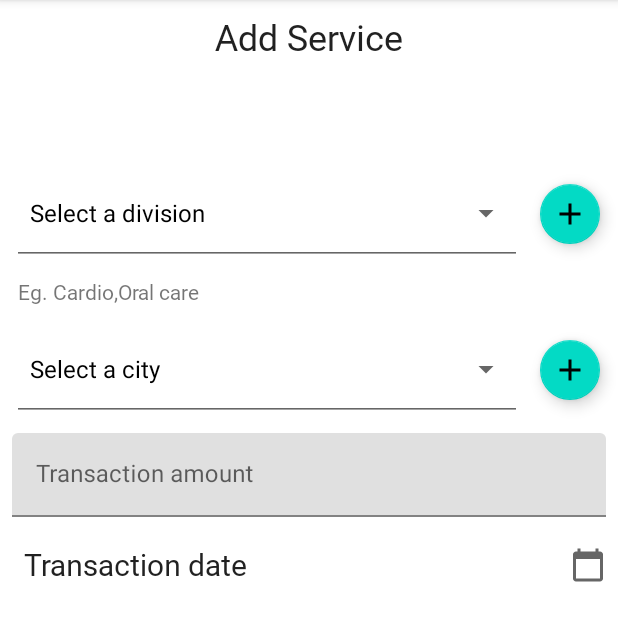
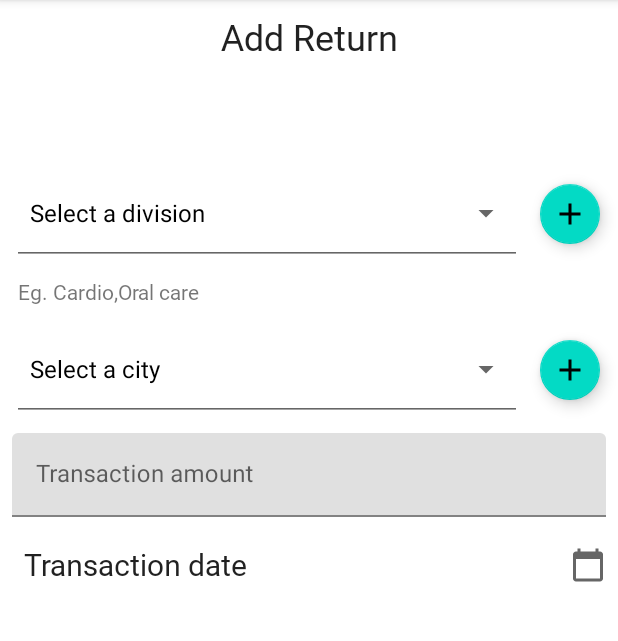
Before and after one commit to nagarajasunder/Manage-Dr, an Android app: the fragment NewServiceFragment placed in its activity, on a phone screen of 412 x 824 dp, the part 84-725 px from its top. Run offline under Robolectric (Android 15) with nearby library versions, the phone set to English and light mode, and no system bars; our stand-ins replace Dagger/Hilt's generated code, data binding; 4 statements that could not run were skipped.

Commit message:
Made a generic UI to add both service and return

```diff
--- /dev/null
+++ b/app/src/main/java/com/geekydroid/managedr/application/TransactionType.kt
@@ -0,0 +1,6 @@
+package com.geekydroid.managedr.application
+
+enum class TransactionType {
+    SERVICE,
+    COLLECTION
+}
--- a/app/src/main/java/com/geekydroid/managedr/ui/addnewservice/model/MdrService.kt
+++ b/app/src/main/java/com/geekydroid/managedr/ui/addnewservice/model/MdrService.kt
@@ -30,8 +30,8 @@ data class MdrService(
     val cityId: Int = 0,
     @ColumnInfo(name = "service_amount")
     val serviceAmount: Int = 0,
-    @ColumnInfo(name = "service_type")
-    val serviceType:String = "",
+    @ColumnInfo(name = "transaction_type")
+    val transactionType:String = "",
     @ColumnInfo(name = "service_date")
     val serviceDate: Date? = null,
     @ColumnInfo(name = "created_on")
--- a/app/src/main/java/com/geekydroid/managedr/ui/addnewservice/ui/NewServiceFragment.kt
+++ b/app/src/main/java/com/geekydroid/managedr/ui/addnewservice/ui/NewServiceFragment.kt
@@ -7,15 +7,18 @@ import android.view.*
 import android.widget.AdapterView
 import android.widget.ArrayAdapter
 import android.widget.TextView
+import androidx.core.view.MenuHost
 import androidx.core.view.MenuProvider
 import androidx.databinding.DataBindingUtil
 import androidx.fragment.app.Fragment
 import androidx.fragment.app.FragmentActivity
 import androidx.fragment.app.viewModels
+import androidx.lifecycle.Lifecycle
 import androidx.lifecycle.lifecycleScope
 import androidx.navigation.fragment.findNavController
 import androidx.navigation.fragment.navArgs
 import com.geekydroid.managedr.R
+import com.geekydroid.managedr.application.TransactionType
 import com.geekydroid.managedr.databinding.FragmentNewServiceBinding
 import com.geekydroid.managedr.ui.addnewservice.viewmodel.AddNewServiceFragmentViewmodel
 import com.geekydroid.managedr.ui.addnewservice.viewmodel.NewServiceFragmentEvents
@@ -39,7 +42,8 @@ class NewServiceFragment : Fragment(), GenericDialogOnClickListener {
     private lateinit var divisionSpinnerAdapter: ArrayAdapter<String>
     private var citySpinnerList: MutableList<String> = mutableListOf("Select a city")
     private var divisionSpinnerList: MutableList<String> = mutableListOf("Select a division")
-    private lateinit var host: FragmentActivity
+    private lateinit var host: MenuHost
+    private lateinit var transactionType:TransactionType
 
     override fun onCreateView(
         inflater: LayoutInflater,
@@ -53,10 +57,11 @@ class NewServiceFragment : Fragment(), GenericDialogOnClickListener {
     override fun onViewCreated(view: View, savedInstanceState: Bundle?) {
         super.onViewCreated(view, savedInstanceState)
         host = requireActivity()
+        doctorId = args.doctorId
+        transactionType = args.transactionType
         binding.viewmodel = viewmodel
+        binding.transactionType = transactionType
         binding.lifecycleOwner = viewLifecycleOwner
-
-        doctorId = args.doctorId
         viewmodel.getDoctorName(doctorId)
         setUI()
         observeUiEvents()
@@ -75,21 +80,20 @@ class NewServiceFragment : Fragment(), GenericDialogOnClickListener {
             override fun onMenuItemSelected(menuItem: MenuItem): Boolean {
                 when (menuItem.itemId) {
                     R.id.cta_save -> {
-                        viewmodel.onSaveCtaClicked(doctorId)
+                        viewmodel.onSaveCtaClicked(doctorId,transactionType)
                         return true
                     }
                 }
                 return false
             }
 
-        })
+        },viewLifecycleOwner,Lifecycle.State.RESUMED)
 
     }
 
     private fun setUI() {
         binding.spinnerCity.onItemSelectedListener = object : AdapterView.OnItemSelectedListener {
             override fun onItemSelected(p0: AdapterView<*>?, p1: View?, index: Int, p3: Long) {
-                Log.d("addNewService", "onItemSelected: $index")
                 viewmodel.updateSelectedCity(index)
             }
 
@@ -151,6 +155,10 @@ class NewServiceFragment : Fragment(), GenericDialogOnClickListener {
                     )
                     NewServiceFragmentEvents.newServiceCreated -> {
                         showSnackbar(requireContext().getString(R.string.new_service_created))
+                        findNavController().navigateUp()
+                    }
+                    NewServiceFragmentEvents.newCollectionCreated -> {
+                        showSnackbar(requireContext().getString(R.string.new_collection_created))
                         findNavController().navigateUp()
                     }
                     NewServiceFragmentEvents.selectCategoryError -> showCategorySpinnerError()
--- a/app/src/main/java/com/geekydroid/managedr/ui/doctordashboard/viewmodel/DoctorDashboardViewmodel.kt
+++ b/app/src/main/java/com/geekydroid/managedr/ui/doctordashboard/viewmodel/DoctorDashboardViewmodel.kt
@@ -33,6 +33,10 @@ class DoctorDashboardViewmodel @Inject constructor(private val repository: Docto
     fun AddNewServiceOnClick() = viewModelScope.launch {
         doctorDashboardEventsChannel.send(doctorDashboardEvents.addNewServiceClicked)
     }
+
+    fun AddNewCollectionOnClick() = viewModelScope.launch {
+        doctorDashboardEventsChannel.send(doctorDashboardEvents.addNewCollectionClicked)
+    }
 }
 
 sealed class doctorDashboardEvents
--- a/app/src/main/res/layout/fragment_doctor_dashboard.xml
+++ b/app/src/main/res/layout/fragment_doctor_dashboard.xml
@@ -121,7 +121,7 @@
             android:layout_height="wrap_content"
             app:layout_constraintTop_toBottomOf="@+id/doctor_info_card"
             android:layout_marginTop="8dp"
-            android:text="@string/add_service_amount"
+            android:text="@string/add_service"
             android:layout_marginStart="8dp"
             android:onClick="@{() -> viewmodel.AddNewServiceOnClick()}"
             app:layout_constraintStart_toStartOf="parent"
@@ -134,6 +134,7 @@
             app:layout_constraintTop_toBottomOf="@+id/doctor_info_card"
             android:layout_marginTop="8dp"
             android:text="@string/add_collection"
+            android:onClick="@{() -> viewmodel.AddNewCollectionOnClick()}"
             app:layout_constraintEnd_toEndOf="parent"
             android:layout_marginStart="8dp"
             android:layout_marginEnd="8dp"
--- a/app/src/main/res/layout/fragment_new_service.xml
+++ b/app/src/main/res/layout/fragment_new_service.xml
@@ -4,9 +4,13 @@
     xmlns:tools="http://schemas.android.com/tools">
 
     <data>
+        <import type="com.geekydroid.managedr.application.TransactionType"/>
         <variable
             name="viewmodel"
             type="com.geekydroid.managedr.ui.addnewservice.viewmodel.AddNewServiceFragmentViewmodel" />
+        <variable
+            name="transactionType"
+            type="com.geekydroid.managedr.application.TransactionType" />
     </data>
 
     <androidx.constraintlayout.widget.ConstraintLayout
@@ -20,7 +24,7 @@
             android:layout_width="wrap_content"
             android:layout_height="wrap_content"
             android:layout_marginTop="8dp"
-            android:text="@string/text_add_service"
+            android:text="@{transactionType == TransactionType.SERVICE ? @string/text_add_service : @string/text_add_return}"
             app:layout_constraintEnd_toEndOf="parent"
             app:layout_constraintStart_toStartOf="parent"
             app:layout_constraintTop_toTopOf="parent" />
@@ -49,7 +53,6 @@
             android:minHeight="48dp"
             app:layout_constraintEnd_toStartOf="@+id/fab_add_new_category"
             app:layout_constraintStart_toStartOf="parent"
-
             app:layout_constraintTop_toBottomOf="@+id/tv_doctor_name" />
 
         <com.google.android.material.floatingactionbutton.FloatingActionButton
--- a/app/src/main/res/navigation/nav_graph.xml
+++ b/app/src/main/res/navigation/nav_graph.xml
@@ -37,5 +37,8 @@
         <argument
             android:name="doctorId"
             app:argType="integer" />
+        <argument
+            android:name="transactionType"
+            app:argType="com.geekydroid.managedr.application.TransactionType" />
     </fragment>
 </navigation>
--- a/app/src/main/res/values/strings.xml
+++ b/app/src/main/res/values/strings.xml
@@ -12,12 +12,13 @@
     <string name="created_on">Created on %s</string>
     <string name="hint_enter_the_mobile_number">Enter the Mobile number</string>
     <string name="content_desc_mobile_number">mobile number</string>
-    <string name="add_service_amount">New Service</string>
-    <string name="add_collection">New Collection</string>
+    <string name="add_service">New Service</string>
+    <string name="add_collection">New Return</string>
     <string name="hint_enter_the_category">Enter the category</string>
     <string name="enter_the_city">Enter the city</string>
     <string name="hint_select_transaction_date">Transaction date %s</string>
     <string name="text_add_service">Add Service</string>
+    <string name="text_add_return">Add Return</string>
     <string name="enter_transaction_amount">Transaction amount</string>
     <string name="hint_add_new_category">Add new category</string>
     <string name="hint_add_new_city">Add new city</string>
@@ -30,4 +31,5 @@
     <string name="error_please_select_a_transaction_date">Please select the transaction date</string>
     <string name="new_service_created">New service created successfully</string>
     <string name="hint_category_helper">Eg. Cardio,Oral care</string>
+    <string name="new_collection_created">New return created successfully</string>
 </resources>
```
Also changed, not shown: app/src/main/java/com/geekydroid/managedr/ui/addnewservice/viewmodel/AddNewServiceFragmentViewmodel.kt (+19 -11 lines), app/src/main/java/com/geekydroid/managedr/ui/doctordashboard/view/DoctorDashboardFragment.kt (+8 -2 lines), 2 other files.
